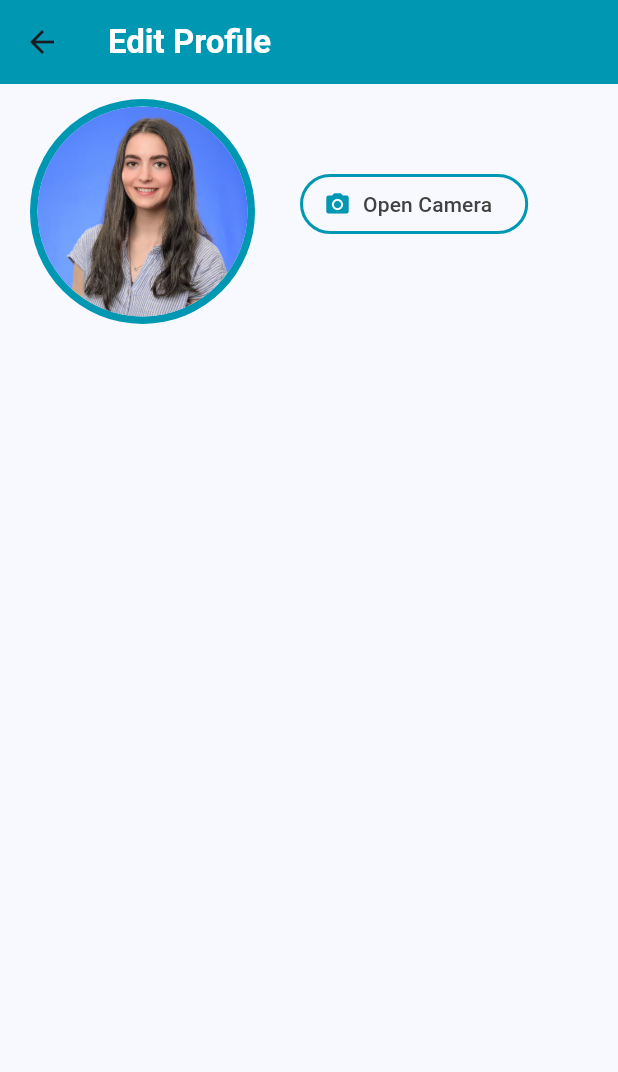
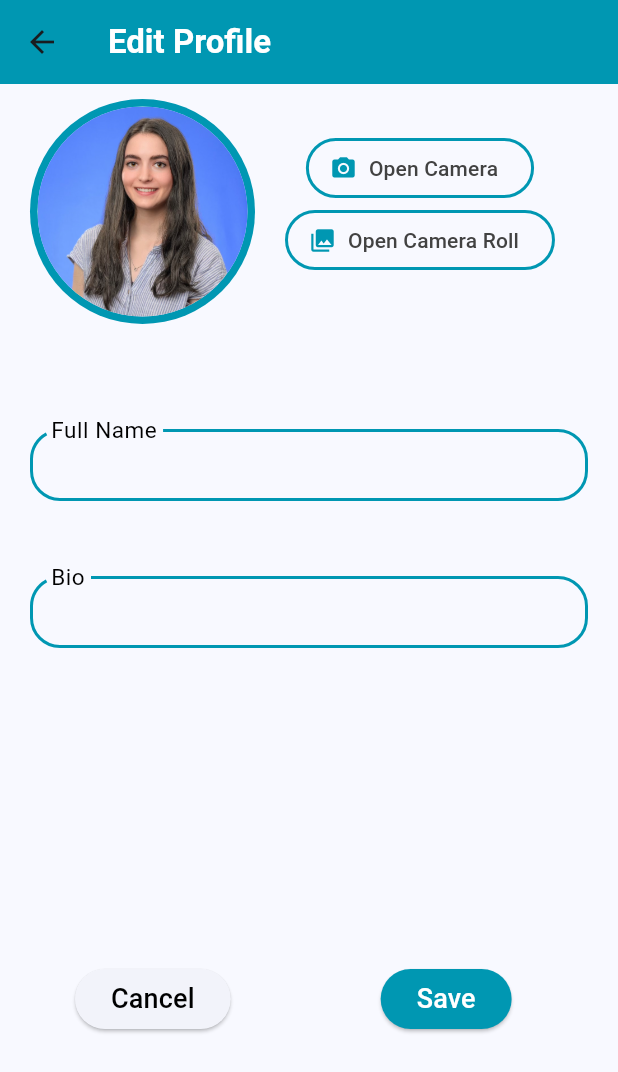
Before and after one commit to SamDG7/BookXchange, a Flutter app: the EditProfileScreen screen opened directly, on a phone screen of 412 x 824 dp. Shown: the top 1072 px of the screen. Run offline on Flutter 3.47's test engine with Material 2 defaults, Android fonts, the light colour scheme and no system bars; our stand-ins replace firebase_auth, firebase_core, google_sign_in; accounts and stored records are empty.

Commit message:
added edit profile ui and google auth errors

```diff
--- a/bookxchange_flutter/lib/screens/edit_profile_page.dart
+++ b/bookxchange_flutter/lib/screens/edit_profile_page.dart
@@ -1,4 +1,6 @@
+import 'package:bookxchange_flutter/components/components.dart';
 import 'package:bookxchange_flutter/constants.dart';
+import 'package:bookxchange_flutter/screens/profile_page.dart';
 import 'package:flutter/material.dart';
 
 class EditProfileScreen extends StatefulWidget {
@@ -47,7 +49,7 @@ class _EditProfileScreenState extends State<EditProfileScreen> {
               Column(
                 children: [
                   Padding(
-                    padding: EdgeInsets.fromLTRB(20, 0, 0, 0),
+                    padding: EdgeInsets.fromLTRB(10, 0, 0, 0),
                     child: OutlinedButton.icon(
                       onPressed: () {
                         // OPEN CAMERA
@@ -66,12 +68,141 @@ class _EditProfileScreenState extends State<EditProfileScreen> {
                     ),
                   ),
                   // TODO: PUT CAMERA ROLL BUTTON HERE W SAME PADDING
+                  Padding(
+                    padding: EdgeInsets.fromLTRB(10, 0, 0, 0),
+                    child: OutlinedButton.icon(
+                      onPressed: () {
+                        // OPEN CAMERA
+                      },
+                      icon: Icon(
+                        Icons.photo_library,
+                        color: butterfly,
+                      ),
+                      label: Text(
+                        'Open Camera Roll',
+                        style: TextStyle(color: Colors.grey[800]),
+                      ),
+                      style: OutlinedButton.styleFrom(
+                        side: BorderSide(width: 2.0, color: butterfly),
+                      ),
+                    ),
+                  ),
                 ],
               ),
-
-              // TODO: PUT EDITABLE NAME, BIO, ECT HERE
             ],
           ),
+          SizedBox(height: 50),
+          // TODO: PUT EDITABLE NAME, BIO, ETC HERE
+          const Column(
+            children: [
+              Padding(
+                padding: EdgeInsets.fromLTRB(20, 20, 20, 20),
+                child: TextField(
+                  decoration: InputDecoration(
+                    enabledBorder: OutlineInputBorder(
+                      borderRadius: const BorderRadius.all(
+                        const Radius.circular(20),
+                      ),
+                      borderSide: BorderSide(width: 2, color: butterfly),
+                    ),
+                    focusedBorder: OutlineInputBorder(
+                      borderRadius: const BorderRadius.all(
+                        const Radius.circular(20),
+                      ),
+                      borderSide: BorderSide(color: butterfly),
+                    ),
+                    contentPadding:
+                        EdgeInsets.symmetric(horizontal: 10, vertical: 10),
+                    labelText: "Full Name",
+                    labelStyle: TextStyle(fontSize: 20, color: Colors.black),
+                    floatingLabelBehavior: FloatingLabelBehavior.always,
+                  ),
+                ),
+              ),
+              Padding(
+                padding: EdgeInsets.fromLTRB(20, 30, 20, 0),
+                child: TextField(
+                  decoration: InputDecoration(
+                    enabledBorder: OutlineInputBorder(
+                      borderRadius: const BorderRadius.all(
+                        const Radius.circular(20),
+                      ),
+                      borderSide: BorderSide(width: 2, color: butterfly),
+                    ),
+                    focusedBorder: OutlineInputBorder(
+                      borderRadius: const BorderRadius.all(
+                        const Radius.circular(20),
+                      ),
+                      borderSide: BorderSide(color: butterfly),
+                    ),
+                    contentPadding:
+                        EdgeInsets.symmetric(horizontal: 10, vertical: 10),
+                    labelText: "Bio",
+                    labelStyle: TextStyle(fontSize: 20, color: Colors.black),
+                    floatingLabelBehavior: FloatingLabelBehavior.always,
+                  ),
+                  maxLines: null,
+                ),
+              ),
+            ],
+          ),
+
+          SizedBox(height: 210),
+
+          Row(
+            children: [
+              Padding(
+                padding: EdgeInsets.fromLTRB(50, 0, 0, 100),
+                child: ElevatedButton(
+                  //GET RID OF???
+                  onPressed: () {},
+                  style: ElevatedButton.styleFrom(
+                    shape: RoundedRectangleBorder(
+                      borderRadius: BorderRadius.circular(20),
+                    ),
+                  ),
+                  child: Text(
+                    "Cancel",
+                    style: TextStyle(fontSize: 18, color: Colors.black),
+                  ),
+                ),
+              ),
+              Padding(
+                padding: EdgeInsets.fromLTRB(100, 0, 10, 100),
+                child: ElevatedButton(
+                  //TRIGGER SAVE POPUP AND EXIT
+                  onPressed: () {
+                    ScaffoldMessenger.of(context).showSnackBar(
+                      const SnackBar(
+                        backgroundColor: butterfly,
+                        content: Center(
+                          child: Text('Your changes have been saved!',
+                              style: TextStyle(
+                                  color: Colors.white,
+                                  fontSize: 18,
+                                  fontWeight: FontWeight.w500)),
+                        ),
+                        duration: Duration(seconds: 1),
+                      ),
+                    );
+                    Future.delayed(Duration(seconds: 2), () {
+                      Navigator.pop(context);
+                    });
+                  },
+                  style: ElevatedButton.styleFrom(
+                    shape: RoundedRectangleBorder(
+                      borderRadius: BorderRadius.circular(20),
+                    ),
+                    backgroundColor: butterfly,
+                  ),
+                  child: Text(
+                    "Save",
+                    style: TextStyle(fontSize: 18, color: Colors.white),
+                  ),
+                ),
+              ),
+            ],
+          )
         ],
       ),
     );
--- a/bookxchange_flutter/lib/screens/login_signup_screen.dart
+++ b/bookxchange_flutter/lib/screens/login_signup_screen.dart
@@ -445,7 +445,7 @@ class _LoginSignupScreenState extends State<LoginSignupScreen> {
           Padding(
             padding: const EdgeInsets.fromLTRB(0, 20, 0, 10),
             child: SquareTile(
-                onTap: () => AuthService().signInWithGoogle(),
+                onTap: () => AuthService().signInWithGoogle(context),
                 imagePath: 'assets/google_logo.png'),
           ),
         ],
```
Also changed, not shown: bookxchange_flutter/lib/screens/home_page.dart (+17 -19 lines), bookxchange_flutter/lib/services/auth_service.dart (+37 -5 lines).
